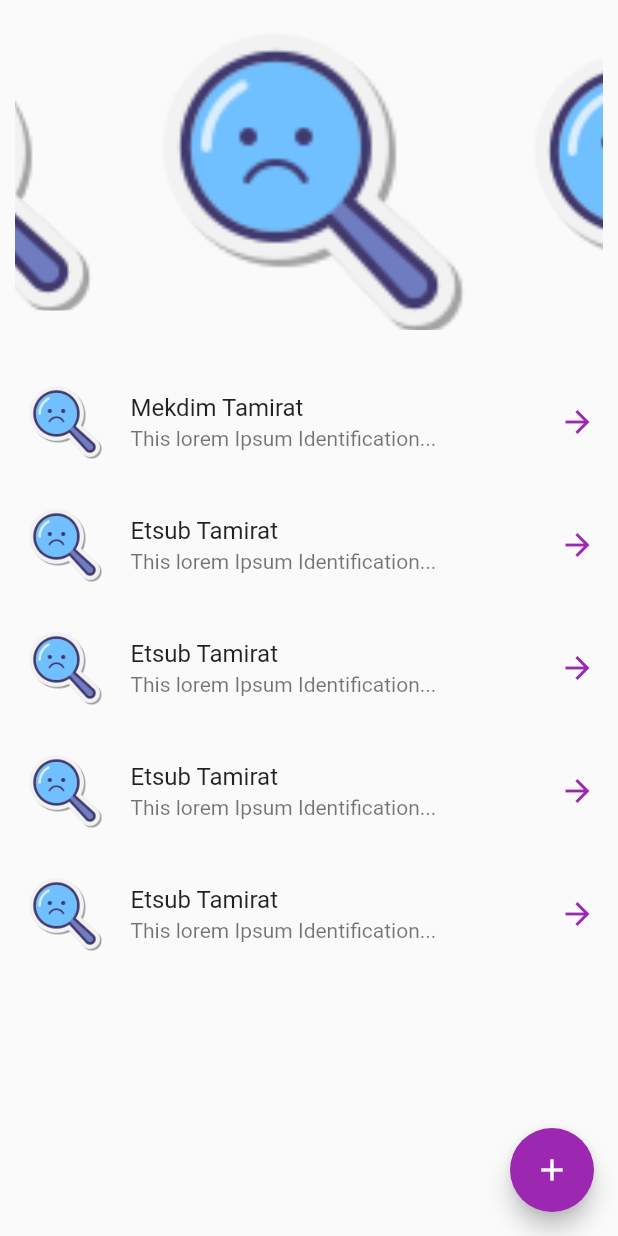
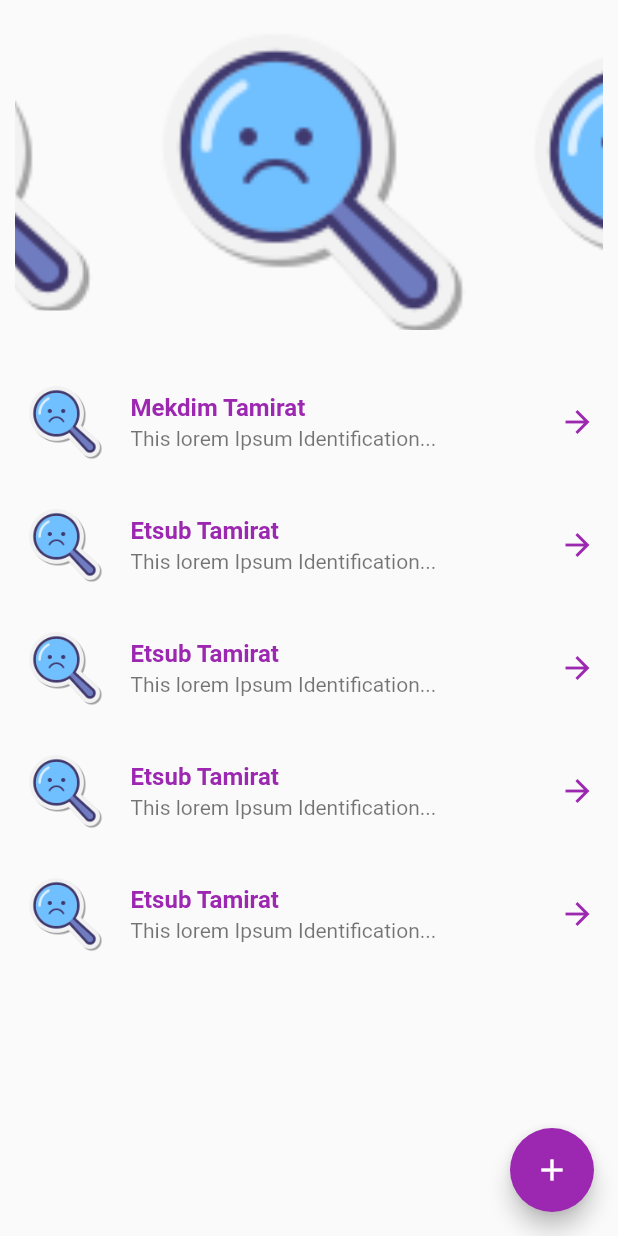
Before and after one commit to Mekdim12/Realestate_consultancy_site_controller, a Flutter app: the BrouchersPage screen opened directly, on a phone screen of 412 x 824 dp. Run offline on Flutter 3.47's test engine with Material 2 defaults, Android fonts, the phone set to English and light mode, and no system bars; drawn by our look-alikes of carousel_slider; our stand-ins replace curved_navigation_bar, flutter_spinkit.

Commit message:
update the tittle of brouchers to be more darken with purple

```diff
--- a/lib/components/pages/brouchers_page.dart
+++ b/lib/components/pages/brouchers_page.dart
@@ -146,7 +146,7 @@ class _BrouchersPageState extends State<BrouchersPage> {
                       hoverColor: Colors.deepPurple,
                       contentPadding: const EdgeInsets.all(5),
                       leading: Image(image:AssetImage(currentItem.filePath)),
-                      title: Text(currentItem.nameOfTheFile),
+                      title: Text(currentItem.nameOfTheFile, style: const TextStyle(fontWeight: FontWeight.w600, color: Colors.purple),),
                       subtitle : (currentItem.descritpion.toString().length > 50 )? Text("${currentItem.descritpion.toString().substring(0, 50)}..."): Text("${currentItem.descritpion.toString().substring(0, currentItem.descritpion.toString().length)}..."),
                       trailing: Icon(Icons.arrow_forward),
                     );
```
